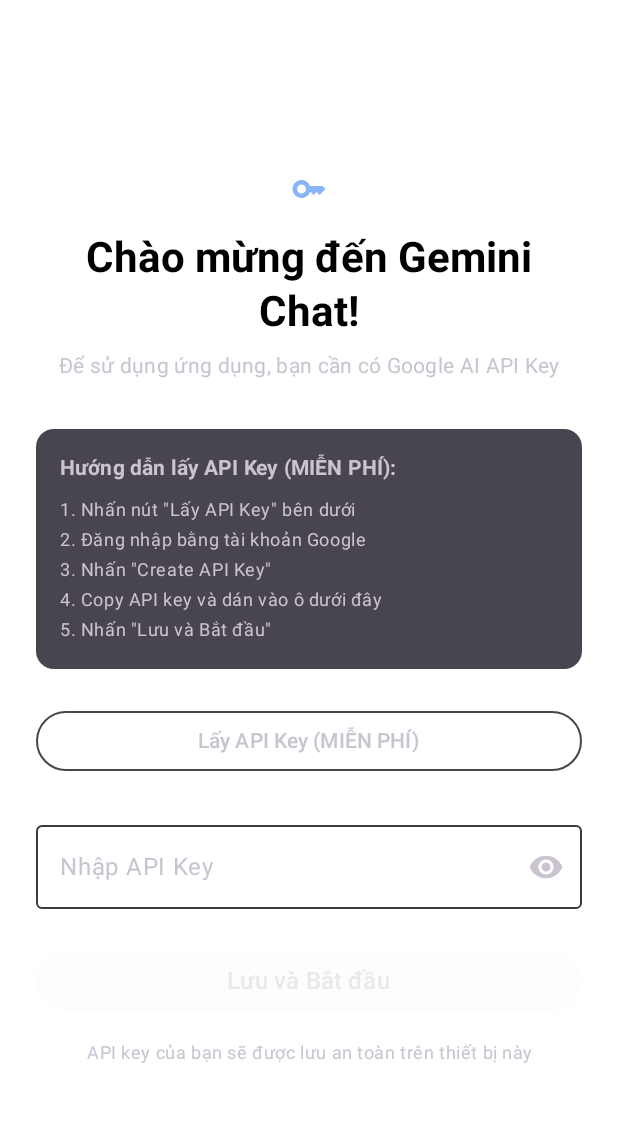
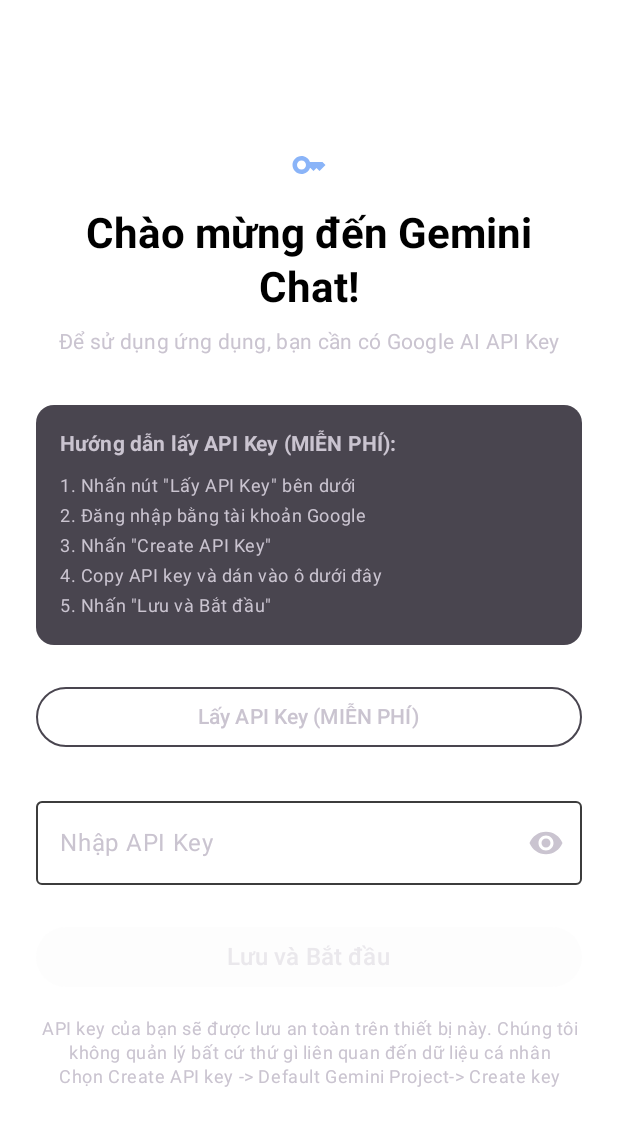
Before and after one commit to dinhquang252/Gemini-free, an Android app built with Jetpack Compose: the screen it shows after launch (MainActivity), on a phone screen of 412 x 824 dp. Shown: the top 1126 px of the screen. Run offline under Robolectric (Android 15) with nearby library versions, the light colour scheme and no system bars.

Commit message:
giao diện mới 2.0

```diff
--- a/app/build.gradle.kts
+++ b/app/build.gradle.kts
@@ -13,8 +13,8 @@
         applicationId = "com.project.googlegemini"
         minSdk = 26
         targetSdk = 36
-        versionCode = 2
-        versionName = "1.1"
+        versionCode = 3
+        versionName = "1.2"
 
         testInstrumentationRunner = "androidx.test.runner.AndroidJUnitRunner"
     }
--- a/app/src/main/java/com/project/googlegemini/MainActivity.kt
+++ b/app/src/main/java/com/project/googlegemini/MainActivity.kt
@@ -15,7 +15,6 @@
 import androidx.navigation.compose.rememberNavController
 import androidx.navigation.navArgument
 import com.project.googlegemini.ui.ChatScreenWithDrawer
-import com.project.googlegemini.ui.SearchScreen
 import com.project.googlegemini.ui.SetupScreen
 import com.project.googlegemini.ui.SettingsScreen
 import com.project.googlegemini.ui.theme.GoogleGeminiTheme
--- a/app/src/main/java/com/project/googlegemini/database/ChatDatabase.kt
+++ b/app/src/main/java/com/project/googlegemini/database/ChatDatabase.kt
@@ -6,7 +6,10 @@
 import androidx.room.RoomDatabase
 
 @Database(
-    entities = [ConversationEntity::class, MessageEntity::class],
+    entities = [
+        ConversationEntity::class,
+        MessageEntity::class
+    ],
     version = 3,
     exportSchema = false
 )
--- a/app/src/main/java/com/project/googlegemini/ui/ChatScreen.kt
+++ b/app/src/main/java/com/project/googlegemini/ui/ChatScreen.kt
@@ -217,6 +217,7 @@
                     actionIconContentColor = MaterialTheme.colorScheme.onSurface
                 ),
                 actions = {
+                    // More menu
                     IconButton(onClick = { showMenu = true }) {
                         Icon(
                             imageVector = Icons.Default.MoreVert,
--- a/app/src/main/java/com/project/googlegemini/ui/SetupScreen.kt
+++ b/app/src/main/java/com/project/googlegemini/ui/SetupScreen.kt
@@ -196,7 +196,13 @@
         Spacer(modifier = Modifier.height(16.dp))
 
         Text(
-            text = "API key của bạn sẽ được lưu an toàn trên thiết bị này",
+            text = "API key của bạn sẽ được lưu an toàn trên thiết bị này. Chúng tôi không quản lý bất cứ thứ gì liên quan đến dữ liệu cá nhân",
+            style = MaterialTheme.typography.bodySmall,
+            color = MaterialTheme.colorScheme.onSurfaceVariant,
+            textAlign = TextAlign.Center
+        )
+        Text(
+            text = "Chọn Create API key -> Default Gemini Project-> Create key",
             style = MaterialTheme.typography.bodySmall,
             color = MaterialTheme.colorScheme.onSurfaceVariant,
             textAlign = TextAlign.Center
```
Also changed, not shown: 3 other files.
